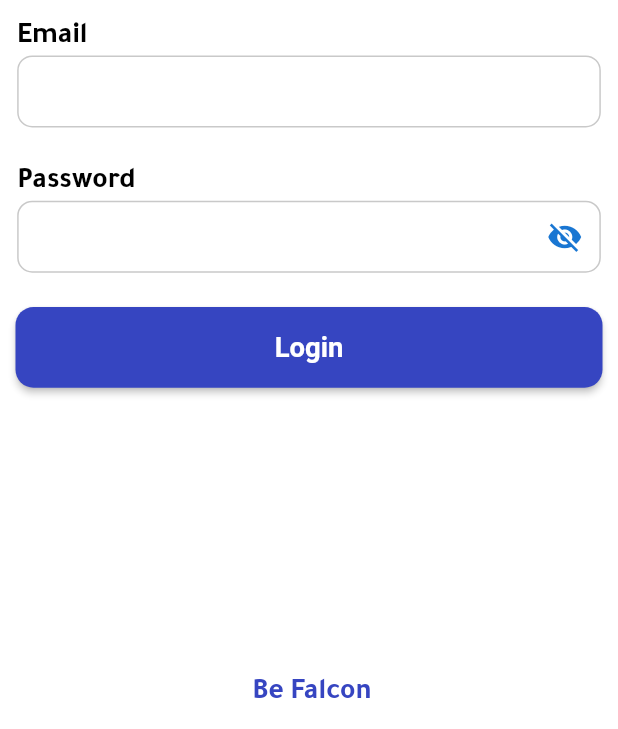
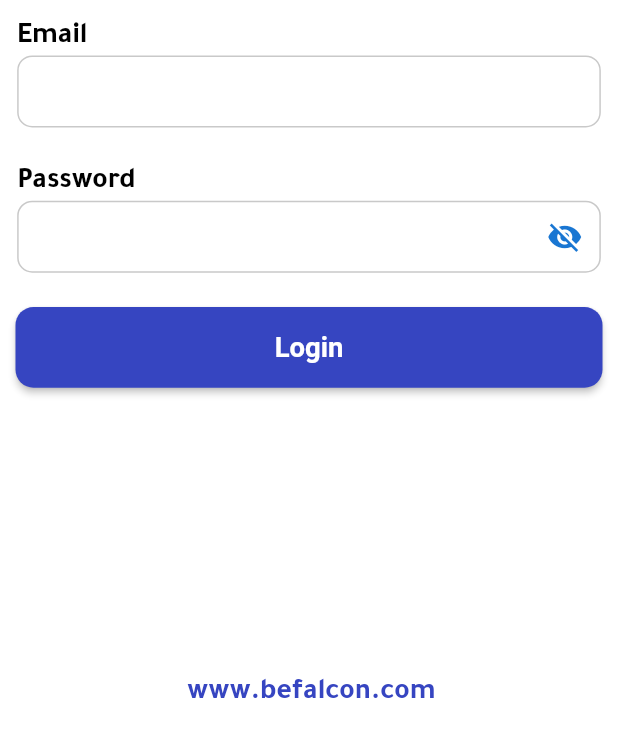
Before and after one commit to BFS-MobileApp/land_lord_statistics, a Flutter app: the screen it shows after launch, on a phone screen of 412 x 824 dp, the part 507-1236 px from its top. Run offline on Flutter 3.47's test engine with Material 2 defaults, Android fonts, the light colour scheme and no system bars; our stand-ins replace bloc, dartz, dio, equatable, flutter_bloc, flutter_colorpicker and 8 more; missing offline and left inert: country_flags; accounts and stored records are empty.

```diff
--- a/lib/core/api/api_consumer.dart
+++ b/lib/core/api/api_consumer.dart
@@ -6,6 +6,4 @@ abstract class ApiConsumer{
 
   Future<dynamic> put(String path , {Map<String , dynamic>? queryParams , Map<String , dynamic>? body});
 
-
-
 }
--- /dev/null
+++ b/lib/core/api/baseurl_service.dart
@@ -0,0 +1,11 @@
+import 'package:claimizer/core/utils/app_strings.dart';
+import 'package:shared_preferences/shared_preferences.dart';
+
+class BaseUrlService {
+  String baseUrl = '';
+
+  Future<void> setUrl(String url) async{
+    final SharedPreferences prefs = await SharedPreferences.getInstance();
+    await prefs.setString(AppStrings.savedUrl, url);
+  }
+}
--- a/lib/core/api/dio_consumer.dart
+++ b/lib/core/api/dio_consumer.dart
@@ -7,7 +7,6 @@ import 'package:claimizer/core/api/status_code.dart';
 import 'package:dio/dio.dart';
 import 'package:dio/io.dart';
 import 'package:claimizer/injection_container.dart' as di;
-
 import '../error/exceptions.dart';
 
 class DioConsumer implements ApiConsumer{
--- a/lib/core/utils/app_strings.dart
+++ b/lib/core/utils/app_strings.dart
@@ -19,6 +19,7 @@ class AppStrings{
   static const String sort = 'sort';
   static const String companiesSort = 'company_statistic_sort';
   static const String columnsSort = 'column_statistic_sort';
+  static const String savedUrl = 'baseUrl';
 
 
 }
--- a/lib/core/utils/local_strings.dart
+++ b/lib/core/utils/local_strings.dart
@@ -39,7 +39,9 @@ class LocalStrings extends Translations {
       "ok":"موافق",
       "noData":"لا يوجد بيانات",
       "deleteAccountPhase":"هل انت متأكد من حذف هذا الحساب؟",
-      "deletedAccountSuccessfully":"تم حذف الحساب بنجاح"
+      "deletedAccountSuccessfully":"تم حذف الحساب بنجاح",
+      "emptyEmail":"من فضلك ادخل البريد الالكتروني",
+      "emptyPassword":"من فضلك ادخل كلمه المرور"
     },
     'en_US': {
       "appName":"Claimizer",
@@ -76,7 +78,9 @@ class LocalStrings extends Translations {
       "ok":"OK",
       "noData":"There is no data",
       "deleteAccountPhase":"Are you sure you want to delete this account?",
-      "deletedAccountSuccessfully":"Account has been deleted successfully"
+      "deletedAccountSuccessfully":"Account has been deleted successfully",
+      "emptyEmail":"Please enter your email",
+      "emptyPassword":"Please enter your password"
     },
   };
 }
--- a/lib/feature/statistics/data/datasources/statistics_remote_data_source_impl.dart
+++ b/lib/feature/statistics/data/datasources/statistics_remote_data_source_impl.dart
@@ -13,6 +13,11 @@ class StatisticsRemoteDataSourceImpl extends StatisticsRemoteDataSource {
   @override
   Future<StatisticModel> getStatisticData() async{
     final res = await consumer.get(EndPoints.statistic);
+    if(res.toString().contains('Unauthenticated')){
+      Data data = Data(statisticSummary: [], count: 0);
+      StatisticModel model = StatisticModel(status: 400, data: data);
+      return model;
+    }
     return StatisticModel.fromJson(res);
   }
 
--- a/lib/injection_container.dart
+++ b/lib/injection_container.dart
@@ -31,6 +31,7 @@ import 'package:internet_connection_checker/internet_connection_checker.dart';
 import 'package:shared_preferences/shared_preferences.dart';
 import 'config/PrefHelper/dbhelper.dart';
 import 'core/api/api_consumer.dart';
+import 'core/api/baseurl_service.dart';
 import 'feature/setting/data/datasources/setting_local_data_source_impl.dart';
 import 'feature/statisticdetails/data/repositories/statistic_details_repository_impl.dart';
 import 'feature/statisticdetails/domain/repositories/statistic_details_repository.dart';
@@ -81,4 +82,5 @@ Future<void> init() async{
   sl.registerLazySingleton(() => AppInterceptor());
   sl.registerLazySingleton(() => Dio());
   sl.registerLazySingleton(() => databaseHelper);
+  sl.registerLazySingleton(() => BaseUrlService());
 }
--- a/lib/widgets/logo_widget.dart
+++ b/lib/widgets/logo_widget.dart
@@ -21,10 +21,10 @@ class LogoWidget extends StatelessWidget {
       color: Colors.transparent,
       elevation: 0,
       child: Container(
-        margin: Helper.getCurrentLocal() == 'AR' ? EdgeInsets.only(right: MediaQuery.of(context).size.width/2.2 , bottom: ScreenUtil().setHeight(10)) : EdgeInsets.only(left: MediaQuery.of(context).size.width/2.45 , bottom: ScreenUtil().setHeight(10)),
+        margin: Helper.getCurrentLocal() == 'AR' ? EdgeInsets.only(right: MediaQuery.of(context).size.width/3.3 , bottom: ScreenUtil().setHeight(10)) : EdgeInsets.only(left: MediaQuery.of(context).size.width/3.3 , bottom: ScreenUtil().setHeight(10)),
         child: InkWell(
             onTap: _launchUrl,
-            child: Text('Be Falcon' , style: TextStyle(fontWeight: FontWeight.bold , color: AppColors.primaryColor , fontSize: 17.sp),)
+            child: Text('www.befalcon.com' , style: TextStyle(fontWeight: FontWeight.bold , color: AppColors.primaryColor , fontSize: 17.sp),)
         ),
       ),
     );
--- a/pubspec.yaml
+++ b/pubspec.yaml
@@ -1,6 +1,6 @@
 name: claimizer
 description: A new Flutter project.
-version: 1.0.0+1
+version: 1.0.0+2
 environment:
   sdk: '>=3.0.6 <4.0.0'
 
```
Also changed, not shown: lib/core/api/app_interceptor.dart (+18 -0 lines), lib/feature/login/presentation/screen/login_screen.dart (+80 -2 lines), lib/feature/statistics/data/repositories/statistics_repository_impl.dart (+7 -2 lines), lib/feature/statistics/presentation/screen/statistic_screen.dart (+5 -5 lines), lib/widgets/empty_data_widget.dart (added, +16 -0 lines).
